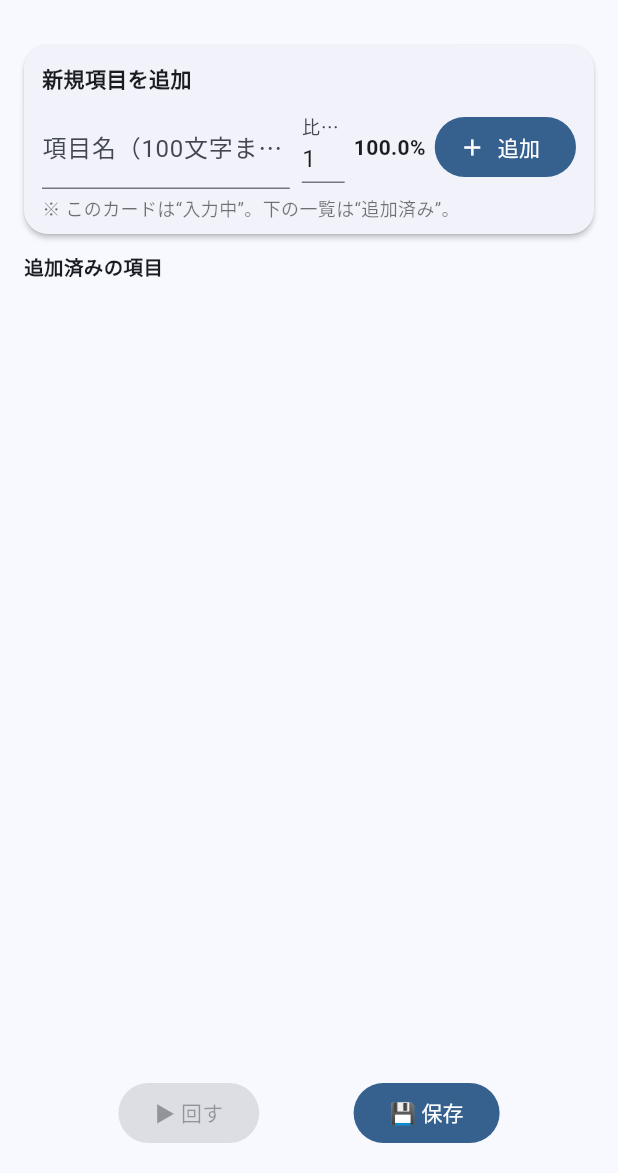
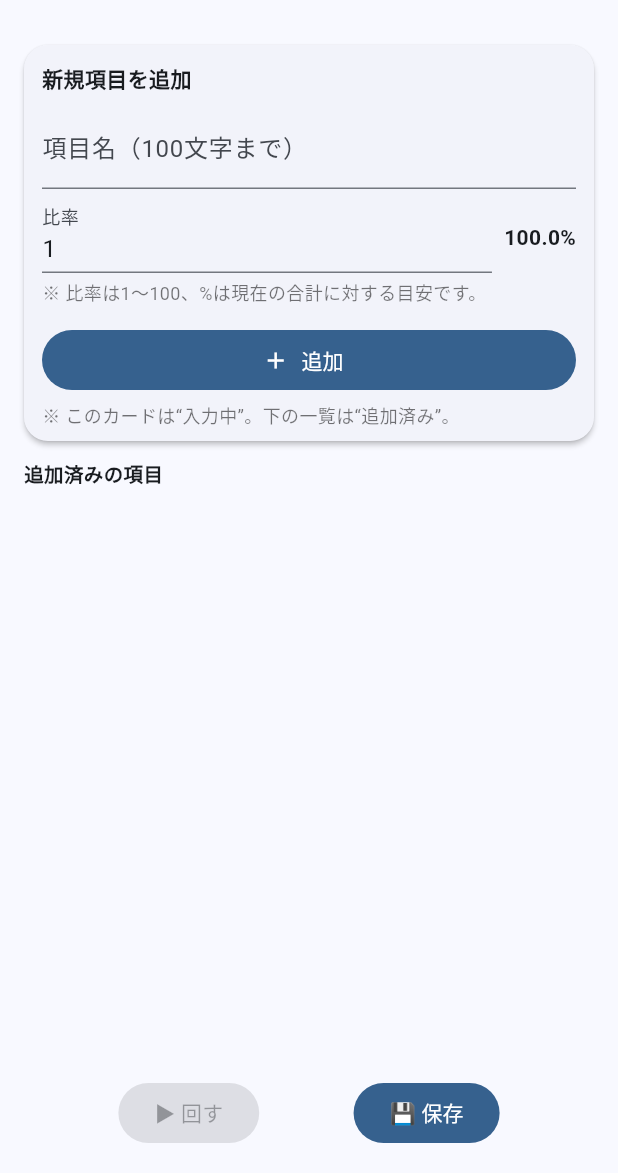
Before and after one commit to tk428/roulette, a Flutter app: the SpinPage screen opened directly with empty values, after a tap on "✎ 編集する", on a phone screen of 412 x 824 dp, the part 63-1236 px from its top. Run offline on Flutter 3.47's test engine with Material 3 defaults, Android fonts, the phone set to English and light mode, and no system bars; our stand-ins replace shared_preferences; accounts and stored records are empty.

Commit message:
Update main.dart

```diff
--- a/lib/main.dart
+++ b/lib/main.dart
@@ -503,7 +503,7 @@ class _DefinePageState extends State<DefinePage> {
     return Scaffold(
       appBar: AppBar(
           title:
-          Text(widget.initial == null ? "新規ルーレット定義" : "ルーレット編集")),
+          Text(widget.initial == null ? "新規ルーレット作成" : "ルーレット編集")),
       body: Padding(
         padding: const EdgeInsets.all(16),
         child: Column(
@@ -523,12 +523,12 @@ class _DefinePageState extends State<DefinePage> {
                         style: TextStyle(
                             fontWeight: FontWeight.w700, fontSize: 14)),
                     const SizedBox(height: 8),
-                    Row(
+                    // ← ここから置換（Row → Column 縦積み）
+                    Column(
+                      crossAxisAlignment: CrossAxisAlignment.stretch,
                       children: [
-                        // 項目名（できるだけ広く）
-                        Expanded(
-                          flex: 2,
-                          child: TextField(
+                        // 項目名：フル幅
+                        TextField(
                           focusNode: _newNameFocus,
                           controller: _newNameCtl,
                           maxLength: 100,
@@ -537,47 +537,54 @@ class _DefinePageState extends State<DefinePage> {
                             counterText: "",
                           ),
                         ),
-                        ),
-                        const SizedBox(width: 8),
-                        // 比率 + %（必要に応じて縮む）
-                        Flexible(
-                          flex: 1,
-                          child: Row(
-                            mainAxisSize: MainAxisSize.min,
+                        const SizedBox(height: 8),
+
+                        // 比率 + %：横並び（必要に応じて縮む）
+                        Row(
                           children: [
-                              Flexible(
+                            Expanded(
                               child: TextField(
                                 controller: _newWeightCtl,
                                 keyboardType: TextInputType.number,
-                                  inputFormatters: [
-                                    FilteringTextInputFormatter.digitsOnly
-                                  ],
+                                inputFormatters: [FilteringTextInputFormatter.digitsOnly],
                                 decoration: const InputDecoration(
-                                    labelText: "比率 (1-100)",
+                                  labelText: "比率", // ← （1-100）の括弧はやめて短く
                                   isDense: true,
                                 ),
                               ),
                             ),
-                              const SizedBox(width: 6),
+                            const SizedBox(width: 8),
                             ValueListenableBuilder<String>(
                               valueListenable: _newPercent,
                               builder: (_, v, __) => Text(
-                                  v,
-                                  style: const TextStyle(
-                                      fontWeight: FontWeight.w700),
+                                v, // 例: "23.1%"
+                                style: const TextStyle(fontWeight: FontWeight.w700),
                               ),
                             ),
                           ],
                         ),
+
+                        // 追記：少し補足（任意なら消してOK）
+                        const SizedBox(height: 4),
+                        const Text(
+                          "※ 比率は1〜100、%は現在の合計に対する目安です。",
+                          style: TextStyle(fontSize: 12, color: Colors.black54),
                         ),
-                        const SizedBox(width: 6),
-                        FilledButton.icon(
+
+                        const SizedBox(height: 12),
+
+                        // 追加ボタン：下にフル幅で
+                        SizedBox(
+                          width: double.infinity,
+                          child: FilledButton.icon(
                             onPressed: _add,
                             icon: const Icon(Icons.add),
                             label: const Text("追加"),
                           ),
+                        ),
                       ],
                     ),
+
                     const SizedBox(height: 4),
                     const Text("※ このカードは“入力中”。下の一覧は“追加済み”。",
                         style:
@@ -1033,25 +1040,43 @@ class _WheelPainter extends CustomPainter {
   bool shouldRepaint(covariant _WheelPainter old) => old.items != items || old.total != total || old.angle != angle;
 }
 
+// ===== PATCH: pointer painter — point to wheel center (downward triangle) =====
 class _PointerPainterGlow extends CustomPainter {
   @override
   void paint(Canvas canvas, Size size) {
+    final w = size.width, h = size.height;
+    final paint = Paint()
+      ..color = Colors.redAccent
+      ..style = PaintingStyle.fill;
+
+    // ほんのりグロー
+    final glow = Paint()
+      ..color = Colors.redAccent.withOpacity(0.28)
+      ..maskFilter = const MaskFilter.blur(BlurStyle.normal, 6);
+
+    // 上端に載せるので「下向き（中心側）」の正三角形
     final path = Path()
-      ..moveTo(size.width / 2, 0)
-      ..lineTo(0, size.height)
-      ..lineTo(size.width, size.height)
+      ..moveTo(w * 0.5, h * 0.00)   // 上頂点
+      ..lineTo(w * 0.85, h * 0.60)  // 右下
+      ..lineTo(w * 0.15, h * 0.60)  // 左下
       ..close();
 
-    canvas.drawPath(path, Paint()
-      ..color = Colors.orangeAccent.withOpacity(0.5)
-      ..maskFilter = const ui.MaskFilter.blur(ui.BlurStyle.normal, 8));
-    canvas.drawPath(path, Paint()..color = Colors.orange.shade700);
-    canvas.drawPath(path, Paint()
-      ..style = PaintingStyle.stroke..strokeWidth = 1.5..color = Colors.white.withOpacity(0.9));
+    // グロー → 本体
+    canvas.drawPath(path, glow);
+    canvas.drawPath(path, paint);
+
+    // 白縁
+    final stroke = Paint()
+      ..color = Colors.white
+      ..style = PaintingStyle.stroke
+      ..strokeWidth = 1.5;
+    canvas.drawPath(path, stroke);
   }
+
   @override
   bool shouldRepaint(covariant CustomPainter oldDelegate) => false;
 }
+
 
 class _HubPainter extends CustomPainter {
   @override
```
Lines whose indentation alone changed are shown as unchanged.
